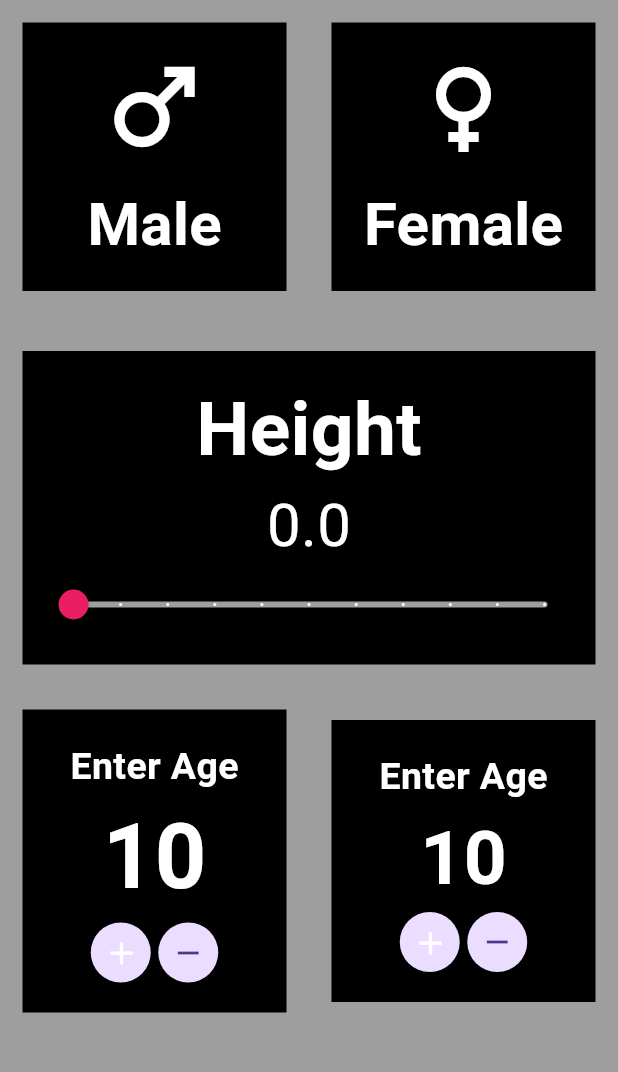
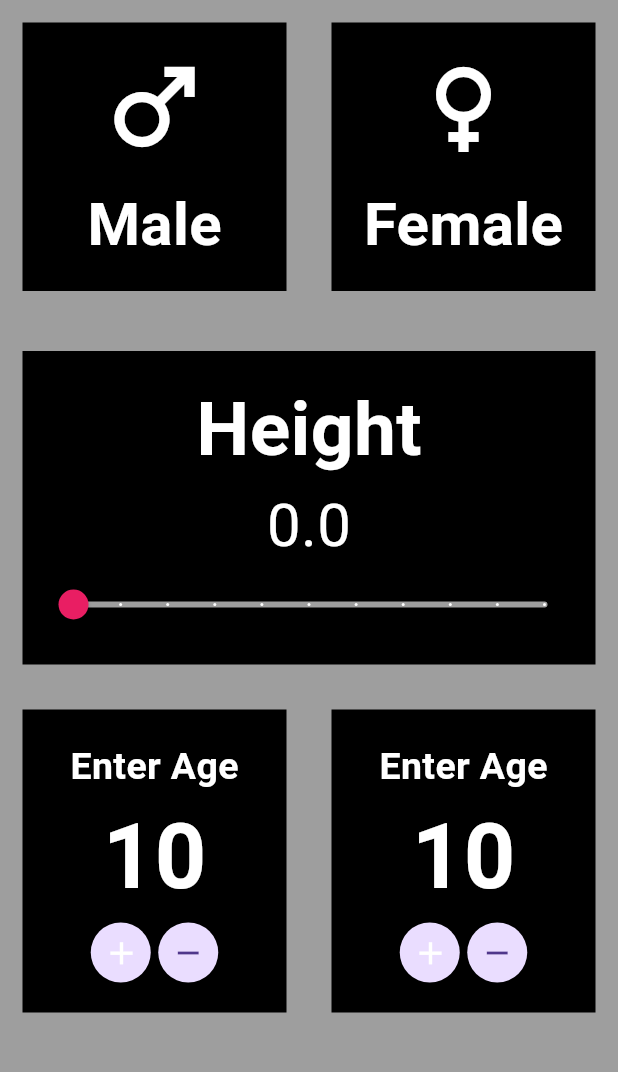
Before and after one commit to EhsanIlyas/bmi_calculator-Flutter, a Flutter app: the screen it shows after launch, on a phone screen of 412 x 824 dp, the part 84-1156 px from its top. Run offline on Flutter 3.47's test engine with Material 3 defaults, Android fonts, the phone set to English and light mode, and no system bars.

Commit message:
1st Screen Completed

```diff
--- a/lib/main.dart
+++ b/lib/main.dart
@@ -215,7 +215,7 @@ class _BmiCalculatorState extends State<BmiCalculator> {
                       ),
                       Text(
                         "$age",
-                        style: TextStyle(color: Colors.white,fontSize: 50,fontWeight: FontWeight.bold),
+                        style: TextStyle(color: Colors.white,fontSize: 60,fontWeight: FontWeight.bold),
                       ),
                       Row(
                         mainAxisAlignment: MainAxisAlignment.center,
```
